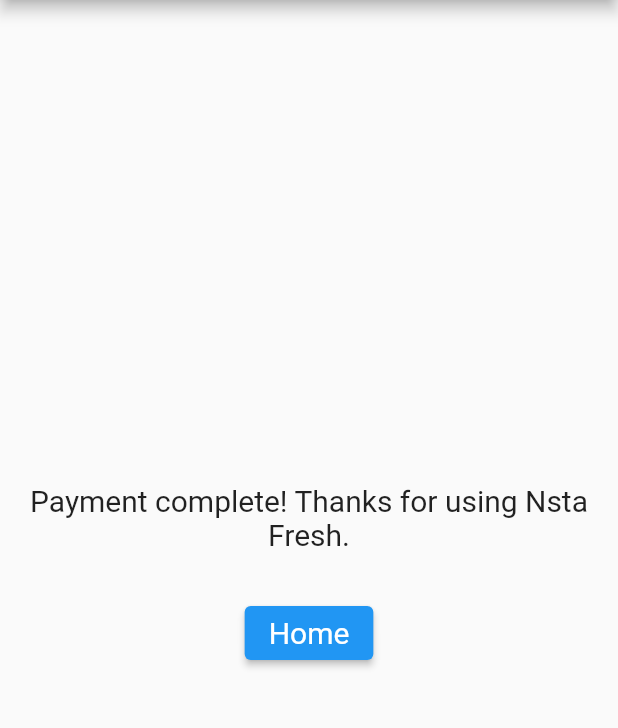
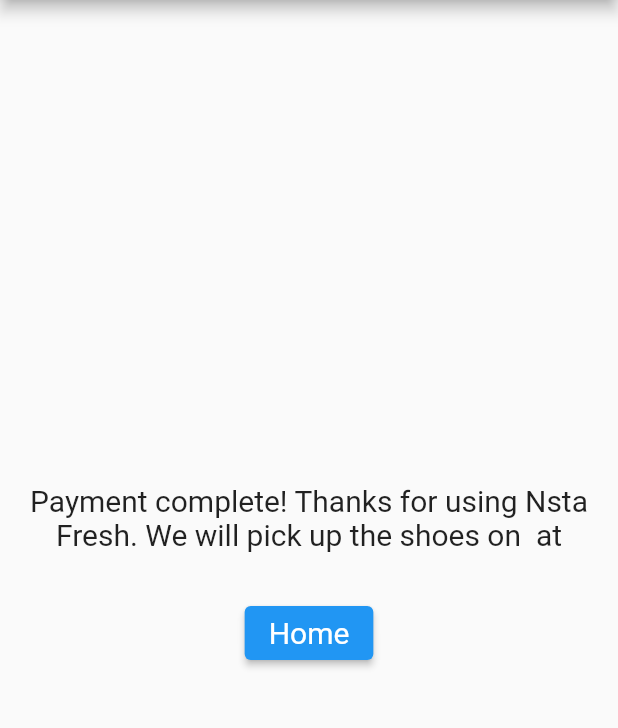
Before and after one commit to nstaFresh/nstaFreshV1, a Flutter app: the PaymentComplete screen opened directly with empty values, on a phone screen of 412 x 824 dp, the part 84-812 px from its top. Run offline on Flutter 3.47's test engine with Material 2 defaults, Android fonts, the phone set to English and light mode, and no system bars; missing offline and left inert: flutter_stripe; network calls fail.

Commit message:
I added the email and fixed the last page

```diff
--- a/lib/address.dart
+++ b/lib/address.dart
@@ -15,7 +15,8 @@ class Address extends StatelessWidget {
   final String phoneNumber;
   final String email;
 
-  const Address(this.name, this.shoeName, this.description, this.phoneNumber, this.email);
+  const Address(
+      this.name, this.shoeName, this.description, this.phoneNumber, this.email);
 
   static const String title = 'Address Info';
 
@@ -49,8 +50,8 @@ class Address extends StatelessWidget {
           onPressed: () => Navigator.pop(context),
         ),
       ),
-      body: AddressContent(
-          getName(), getShoeName(), getDescription(), getPhoneNumber(), getEmail()),
+      body: AddressContent(getName(), getShoeName(), getDescription(),
+          getPhoneNumber(), getEmail()),
     );
   }
 }
@@ -79,6 +80,8 @@ class _AddressContentState extends State<AddressContent> {
   static TextEditingController postalCodeController = TextEditingController();
   static TextEditingController cityController = TextEditingController();
   static TextEditingController stateController = TextEditingController();
+  static TextEditingController pickUpDateController = TextEditingController();
+  static TextEditingController pickUpTimeController = TextEditingController();
 
   bool shipped = false;
   // bool shipped = false;
@@ -128,9 +131,11 @@ class _AddressContentState extends State<AddressContent> {
               ),
             ),
           ),
-          Column(
+          SingleChildScrollView(
+            child: Column(
               children: <Widget>[
-              ListTile(
+                Container(
+                  child: ListTile(
                     title: const Text('Shipping'),
                     leading: Radio<bool>(
                       value: true,
@@ -142,7 +147,9 @@ class _AddressContentState extends State<AddressContent> {
                       },
                     ),
                   ),
-              ListTile(
+                ),
+                Container(
+                  child: ListTile(
                     title: const Text('Drop Off/Pick Up'),
                     leading: Radio<bool>(
                       value: false,
@@ -155,6 +162,36 @@ class _AddressContentState extends State<AddressContent> {
                       },
                     ),
                   ),
+                ),
+                Container(
+                    child: (shipped == false)
+                        ? Column(
+                            children: [
+                              Padding(
+                                padding: const EdgeInsets.symmetric(
+                                    horizontal: 8, vertical: 6),
+                                child: TextFormField(
+                                  controller: pickUpDateController,
+                                  decoration: const InputDecoration(
+                                    border: OutlineInputBorder(),
+                                    labelText: 'Pick up date',
+                                  ),
+                                ),
+                              ),
+                              Padding(
+                                padding: const EdgeInsets.symmetric(
+                                    horizontal: 8, vertical: 6),
+                                child: TextFormField(
+                                  controller: pickUpTimeController,
+                                  decoration: const InputDecoration(
+                                    border: OutlineInputBorder(),
+                                    labelText: 'Pick up time',
+                                  ),
+                                ),
+                              ),
+                            ],
+                          )
+                        : null),
                 Center(
                   child: Column(
                     mainAxisSize: MainAxisSize.min,
@@ -168,12 +205,20 @@ class _AddressContentState extends State<AddressContent> {
                           String phoneNumber = widget.phoneNumber;
                           String email = widget.email;
 
+                          if (shipped == true) {
+                            pickUpDateController.text = '';
+                            pickUpTimeController.text = '';
+                          }
+
                           if (addressLine1Controller.text.isEmpty ||
                               postalCodeController.text.isEmpty ||
                               postalCodeController.text.length != 5 ||
                               cityController.text.isEmpty ||
                               stateController.text.isEmpty ||
-                            stateController.text.length != 2) {
+                              stateController.text.length != 2 ||
+                              (shipped == false &&
+                                  (pickUpDateController.text.isEmpty ||
+                                      pickUpTimeController.text.isEmpty))) {
                             print("fuck you");
                           } else {
                             //add the boolean for shipping/not shipping into this constructor
@@ -187,7 +232,9 @@ class _AddressContentState extends State<AddressContent> {
                                 postalCodeController.text,
                                 cityController.text,
                                 stateController.text,
-                              shipped);
+                                shipped,
+                                pickUpDateController.text,
+                                pickUpTimeController.text);
 
                             /*print(infoForPayment.name);
                               print(infoForPayment.shoeName);
@@ -198,8 +245,8 @@ class _AddressContentState extends State<AddressContent> {
                               print(infoForPayment.city);
                               print(infoForPayment.state);*/
 
-                          Navigator.of(context)
-                              .pushNamed('/Payment', arguments: infoForPayment);
+                            Navigator.of(context).pushNamed('/Payment',
+                                arguments: infoForPayment);
                           }
                         },
                         child: const Text('Submit'),
@@ -208,6 +255,7 @@ class _AddressContentState extends State<AddressContent> {
                   ),
                 ),
               ],
+            ),
           )
         ]);
   }
@@ -226,7 +274,21 @@ class AddressInfo {
   final String city;
   final String state;
   final bool shipped;
+  final String pickUpDate;
+  final String pickUpTime;
+
   //add boolean for shipping or not shipping
-  AddressInfo(this.name, this.shoeName, this.description, this.phoneNumber, this.email,
-      this.addressLine, this.postalCode, this.city, this.state, this.shipped);
+  AddressInfo(
+      this.name,
+      this.shoeName,
+      this.description,
+      this.phoneNumber,
+      this.email,
+      this.addressLine,
+      this.postalCode,
+      this.city,
+      this.state,
+      this.shipped,
+      this.pickUpDate,
+      this.pickUpTime);
 }
--- a/lib/payment.dart
+++ b/lib/payment.dart
@@ -27,6 +27,8 @@ class Payment extends StatefulWidget {
   final String city;
   final String state;
   final bool shipped;
+  final String pickUpDate;
+  final String pickUpTime;
   //add final boolean is shipped
   const Payment(
       this.name,
@@ -38,7 +40,9 @@ class Payment extends StatefulWidget {
       this.postalCode,
       this.city,
       this.state,
-      this.shipped //add in constructor
+      this.shipped, //add in constructor
+      this.pickUpDate,
+      this.pickUpTime
       );
 
   @override
@@ -98,7 +102,9 @@ class _PaymentState extends State<Payment> {
       "postalCode": widget.postalCode,
       "city": widget.city,
       "state": widget.state,
-      "isShipped": widget.shipped.toString()
+      "isShipped": widget.shipped.toString(),
+      "pickUpDate": widget.pickUpDate,
+      "pickUpTime": widget.pickUpTime
     };
 
     final response = await post(
@@ -131,7 +137,7 @@ class _PaymentState extends State<Payment> {
       setState(() {
         isLoadingNextScreen = true;
         paymentIntentData['clientSecret'] = null;
-        PaymentInfo information = new PaymentInfo(widget.shipped);
+        PaymentInfo information = new PaymentInfo(widget.shipped, widget.email, widget.pickUpDate, widget.pickUpTime,);
         Navigator.of(context).pushNamed('/PaymentComplete',
         arguments: information
 
@@ -145,6 +151,9 @@ class _PaymentState extends State<Payment> {
 }
 
 class PaymentInfo {
-  final bool isShipped;
-  PaymentInfo(this.isShipped);
+  final bool shipped;
+  final String email;
+  final String pickUpDate;
+  final String pickUpTime;
+  PaymentInfo(this.shipped, this.email, this.pickUpDate, this.pickUpTime);
 }
--- a/lib/payment_complete.dart
+++ b/lib/payment_complete.dart
@@ -9,8 +9,11 @@ import 'payment_complete.dart';
 
 class PaymentComplete extends StatelessWidget {
   final bool shipped;
+  final String email;
+  final String pickUpDate;
+  final String pickUpTime;
   //add isShipped as part of the constructor
-   PaymentComplete(this.shipped);
+  PaymentComplete(this.shipped, this.email, this.pickUpDate, this.pickUpTime);
 
   //String title = shipped.toString();
 
@@ -18,17 +21,22 @@ class PaymentComplete extends StatelessWidget {
   Widget build(BuildContext context) {
     return Scaffold(
       appBar: AppBar(
-        title:  Text(shipped.toString()),
+        title: Text(shipped.toString()),
         automaticallyImplyLeading: false,
       ),
-      body: const PaymentCompleteContent(
+      body: PaymentCompleteContent(shipped, email, pickUpDate, pickUpTime
           /**add a isShipped paramter to this cojnstrucotr */),
     );
   }
 }
 
 class PaymentCompleteContent extends StatefulWidget {
-  const PaymentCompleteContent({Key? key}) : super(key: key);
+  final bool shipped;
+  final String email;
+  final String pickUpDate;
+  final String pickUpTime;
+  const PaymentCompleteContent(
+      this.shipped, this.email, this.pickUpDate, this.pickUpTime);
   //add isSHIpped param
   @override
   State<PaymentCompleteContent> createState() => _PaymentCompleteContentState();
@@ -47,11 +55,17 @@ class _PaymentCompleteContentState extends State<PaymentCompleteContent> {
         mainAxisSize: MainAxisSize.min,
         children: <Widget>[
           Center(
-              child: Text(
-            'Payment complete! Thanks for using Nsta Fresh.',
-            style: TextStyle(fontSize: 20),
-            textAlign: TextAlign.center,
-          )),
+              child: (widget.shipped)
+                  ? Text(
+                      'Payment complete! Thanks for using Nsta Fresh. A shipping label will be sent to ${widget.email}',
+                      style: TextStyle(fontSize: 20),
+                      textAlign: TextAlign.center,
+                    )
+                  : Text(
+                      'Payment complete! Thanks for using Nsta Fresh. We will pick up the shoes on ${widget.pickUpDate} at ${widget.pickUpTime}',
+                      style: TextStyle(fontSize: 20),
+                      textAlign: TextAlign.center,
+                    )),
           const SizedBox(height: 30),
           ElevatedButton(
             style: style,
--- a/lib/route_generator.dart
+++ b/lib/route_generator.dart
@@ -37,14 +37,16 @@ class RouteGenerator {
               args.postalCode,
               args.city,
               args.state,
-              args.shipped
+              args.shipped,
+              args.pickUpDate,
+              args.pickUpTime
               //add args.isShipped
               );
         });
       case '/PaymentComplete':
         return MaterialPageRoute(builder: (BuildContext context) {
           final args = settings.arguments as PaymentInfo;
-          return PaymentComplete(args.isShipped);
+          return PaymentComplete(args.shipped, args.email, args.pickUpDate, args.pickUpTime);
         });
       default:
         return errorRoute();
```
Lines whose indentation alone changed are shown as unchanged.
